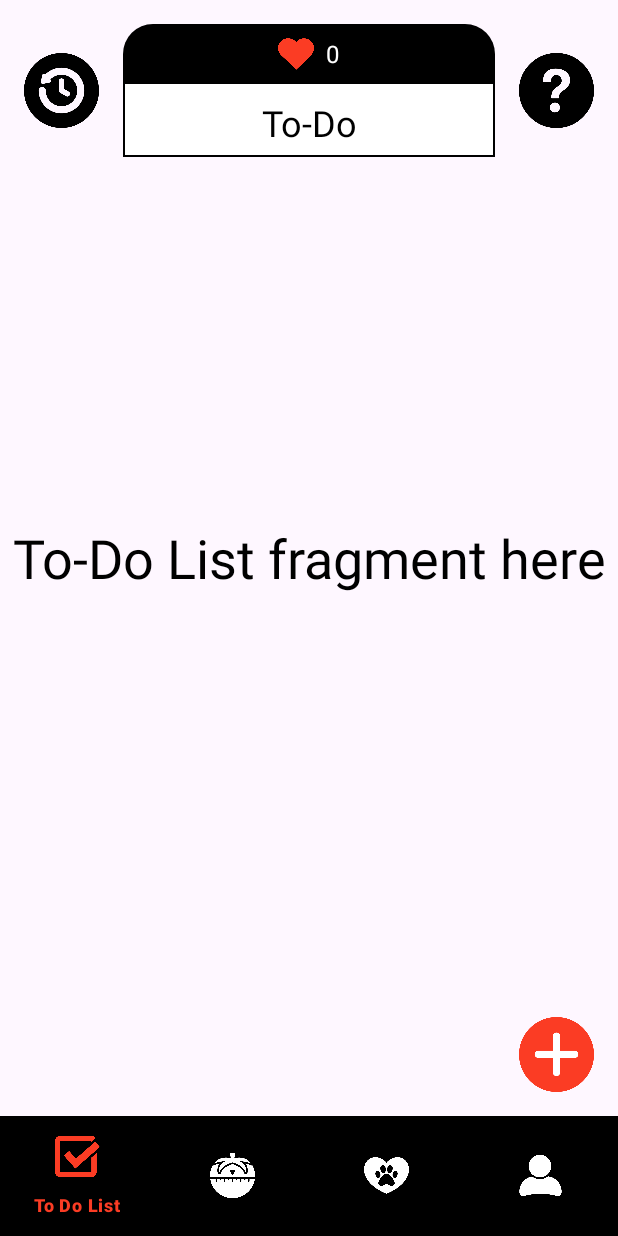
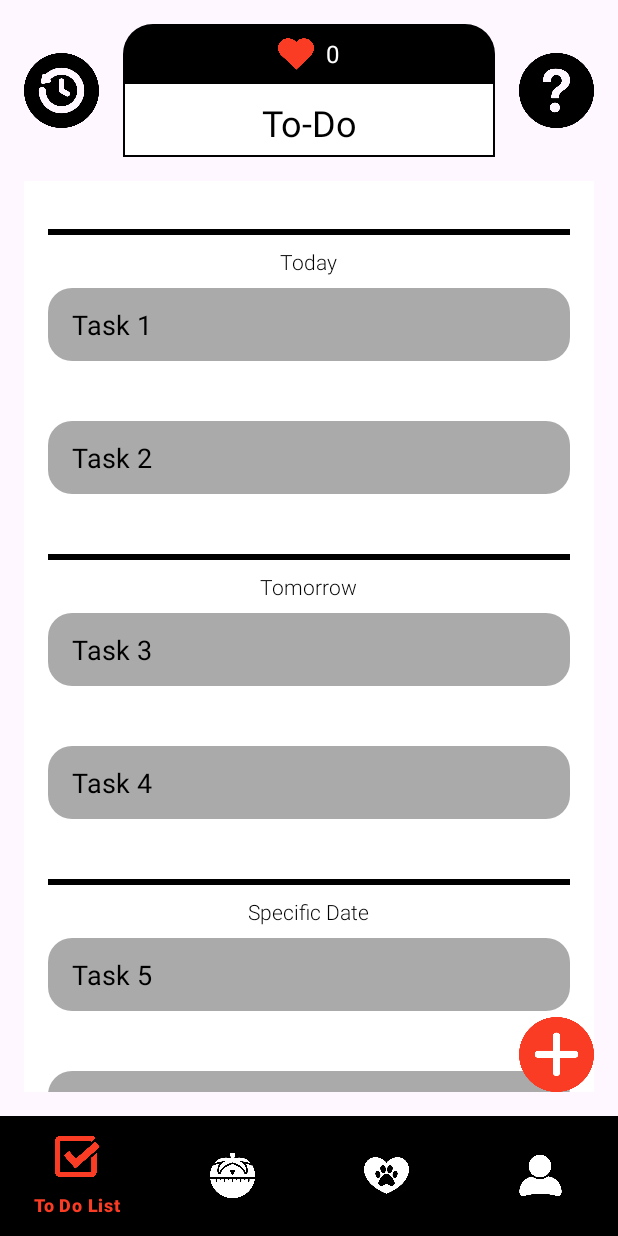
Before and after one commit to Zikamirichi/To-Dororo, an Android app: the screen it shows after launch (MainActivity), on a phone screen of 412 x 824 dp. Run offline under Robolectric (Android 15) with nearby library versions, the phone set to English and light mode, and no system bars; Roboto replaces fonts that are not available here.

```diff
--- a/app/src/main/java/com/mobdeve/s11and12/group1/to_dororo/ToDoListFragment.kt
+++ b/app/src/main/java/com/mobdeve/s11and12/group1/to_dororo/ToDoListFragment.kt
@@ -1,17 +1,44 @@
 package com.mobdeve.s11and12.group1.to_dororo
 
 import android.os.Bundle
-import androidx.fragment.app.Fragment
 import android.view.LayoutInflater
 import android.view.View
 import android.view.ViewGroup
+import androidx.fragment.app.Fragment
+import androidx.recyclerview.widget.LinearLayoutManager
+import androidx.recyclerview.widget.RecyclerView
 
 class ToDoListFragment : Fragment() {
+
+    private lateinit var recyclerView: RecyclerView
+    private lateinit var adapter: TodoAdapter
+
     override fun onCreateView(
         inflater: LayoutInflater, container: ViewGroup?,
         savedInstanceState: Bundle?
     ): View? {
-        // Inflate the layout for this fragment
-        return inflater.inflate(R.layout.fragment_to_do_list, container, false)
+        val view = inflater.inflate(R.layout.fragment_to_do_list, container, false)
+
+        recyclerView = view.findViewById(R.id.recycler_view_todo)
+        recyclerView.layoutManager = LinearLayoutManager(requireContext())
+
+        // Dummy data for demonstration
+        val todoList = mutableListOf(
+            TodoItem("Task 1", 3, "Today", true),
+            TodoItem("Task 2", 5, "Today", false),
+            TodoItem("Task 3", 2, "Tomorrow", true),
+            TodoItem("Task 4", 1, "Tomorrow", false),
+            TodoItem("Task 5", 4, "Specific Date", true),
+            TodoItem("Task 6", 2, "Specific Date", false),
+            TodoItem("Task 6", 2, "Specific Date", false),
+            TodoItem("Task 6", 2, "Specific Date", false),
+            TodoItem("Task 6", 2, "Specific Date", false)
+            // Add more as needed
+        )
+
+        adapter = TodoAdapter(todoList)
+        recyclerView.adapter = adapter
+
+        return view
     }
 }
--- /dev/null
+++ b/app/src/main/java/com/mobdeve/s11and12/group1/to_dororo/TodoAdapter.kt
@@ -0,0 +1,44 @@
+package com.mobdeve.s11and12.group1.to_dororo
+
+import android.view.LayoutInflater
+import android.view.View
+import android.view.ViewGroup
+import android.widget.TextView
+import androidx.recyclerview.widget.RecyclerView
+
+class TodoAdapter(private val todoItems: List<TodoItem>) : RecyclerView.Adapter<TodoAdapter.TodoViewHolder>() {
+
+    override fun onCreateViewHolder(parent: ViewGroup, viewType: Int): TodoViewHolder {
+        val view = LayoutInflater.from(parent.context).inflate(R.layout.todo_item, parent, false)
+        return TodoViewHolder(view)
+    }
+
+    override fun onBindViewHolder(holder: TodoViewHolder, position: Int) {
+        val currentItem = todoItems[position]
+        val previousItem = if (position > 0) todoItems[position - 1] else null
+
+        // Set date header visibility based on whether it's a new date
+        if (previousItem == null || previousItem.date != currentItem.date) {
+            holder.textDate.visibility = View.VISIBLE
+            holder.separatorLine.visibility = View.VISIBLE
+            holder.textDate.text = currentItem.date
+        } else {
+            holder.textDate.visibility = View.GONE
+            holder.separatorLine.visibility = View.GONE
+        }
+
+        // Bind title
+        holder.textTitle.text = currentItem.title
+    }
+
+    override fun getItemCount(): Int {
+        return todoItems.size
+    }
+
+    // ViewHolder class
+    class TodoViewHolder(itemView: View) : RecyclerView.ViewHolder(itemView) {
+        val textDate: TextView = itemView.findViewById(R.id.text_date)
+        val textTitle: TextView = itemView.findViewById(R.id.text_title)
+        val separatorLine: View = itemView.findViewById(R.id.separator_line)
+    }
+}
--- /dev/null
+++ b/app/src/main/java/com/mobdeve/s11and12/group1/to_dororo/TodoItem.kt
@@ -0,0 +1,8 @@
+package com.mobdeve.s11and12.group1.to_dororo
+
+data class TodoItem(
+    val title: String,
+    val heartCount: Int,
+    val date: String = "", // Date for grouping tasks
+    val isDateHeader: Boolean = false // Indicates if it's a date header
+)
--- /dev/null
+++ b/app/src/main/res/drawable/todo_item_background.xml
@@ -0,0 +1,7 @@
+<!-- todo_item_background.xml -->
+<shape xmlns:android="http://schemas.android.com/apk/res/android"
+    android:shape="rectangle">
+    <solid android:color="@android:color/darker_gray" />
+    <corners android:radius="16dp" />
+
+</shape>
--- a/app/src/main/res/layout/fragment_to_do_list.xml
+++ b/app/src/main/res/layout/fragment_to_do_list.xml
@@ -109,16 +109,20 @@
         </LinearLayout>
     </LinearLayout>
 
-    <!-- Text view for the main content -->
-    <TextView
-        android:id="@+id/main_content_text"
+    <!-- RecyclerView for ToDo items -->
+    <androidx.recyclerview.widget.RecyclerView
+        android:id="@+id/recycler_view_todo"
         android:layout_width="match_parent"
-        android:layout_height="match_parent"
-        android:text="To-Do List fragment here"
-        android:textColor="@android:color/black"
-        android:textSize="36sp"
-        android:gravity="center"
-        android:layout_alignParentTop="true" />
+        android:layout_height="wrap_content"
+        android:layout_below="@id/content_container"
+        android:layout_marginStart="16dp"
+        android:layout_marginEnd="16dp"
+        android:layout_marginBottom="16dp"
+    android:background="@android:color/white"
+    android:clipToPadding="false"
+    android:paddingTop="8dp"
+    android:paddingBottom="16dp"
+    android:overScrollMode="always" />
 
     <!-- Create button at bottom right -->
     <ImageButton
--- /dev/null
+++ b/app/src/main/res/layout/todo_item.xml
@@ -0,0 +1,45 @@
+<?xml version="1.0" encoding="utf-8"?>
+<RelativeLayout xmlns:android="http://schemas.android.com/apk/res/android"
+    android:layout_width="match_parent"
+    android:layout_height="wrap_content"
+    android:padding="16dp">
+
+    <!-- Separator line -->
+    <View
+        android:id="@+id/separator_line"
+        android:layout_width="match_parent"
+        android:layout_height="4dp"
+        android:layout_marginTop="8dp"
+        android:background="@color/black" />
+
+    <!-- Date header -->
+    <TextView
+        android:id="@+id/text_date"
+        android:layout_width="wrap_content"
+        android:layout_height="wrap_content"
+        android:layout_below="@id/separator_line"
+        android:layout_centerHorizontal="true"
+        android:layout_marginTop="8dp"
+        android:textColor="@color/black"
+        android:textSize="14sp"
+        android:textStyle="normal"
+        android:fontFamily="sans-serif-light"
+        android:textAlignment="center" />
+
+    <!-- Task Title -->
+    <TextView
+        android:id="@+id/text_title"
+        android:layout_width="match_parent"
+        android:layout_height="wrap_content"
+        android:layout_below="@id/text_date"
+        android:layout_marginTop="8dp"
+        android:textAppearance="?android:textAppearanceMedium"
+        android:textColor="@android:color/black"
+        android:gravity="start|center_vertical"
+        android:paddingStart="16dp"
+        android:paddingEnd="16dp"
+        android:paddingTop="12dp"
+        android:paddingBottom="12dp"
+        android:background="@drawable/todo_item_background" />
+
+</RelativeLayout>
--- /dev/null
+++ b/app/src/main/res/layout/todo_item_date.xml
@@ -0,0 +1,10 @@
+<!-- todo_item_date.xml -->
+<TextView
+    xmlns:android="http://schemas.android.com/apk/res/android"
+    android:id="@+id/text_date"
+    android:layout_width="match_parent"
+    android:layout_height="wrap_content"
+    android:textColor="@android:color/black"
+    android:textSize="18sp"
+    android:layout_marginBottom="8dp"
+    android:textStyle="bold"/>
--- a/app/src/main/res/values/colors.xml
+++ b/app/src/main/res/values/colors.xml
@@ -4,4 +4,5 @@
     <color name="white">#FFFFFFFF</color>
     <color name="red">#FB3C24</color>
     <color name="grey">#D9D9D9</color>
+    <color name="divider_color">#000000</color> <!-- Black color, adjust as needed -->
 </resources>
--- /dev/null
+++ b/app/src/main/res/values/dimens.xml
@@ -0,0 +1,5 @@
+<!-- res/values/dimens.xml -->
+<resources>
+    <dimen name="divider_height">2dp</dimen>
+    <dimen name="divider_thickness">2dp</dimen>
+</resources>
```
